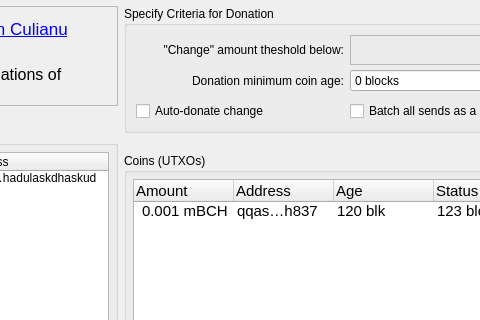
Qt form ui.ui (cculianu/DonateSpareChange) before a commit; both pictures show x 406 to 886 and y 0 to 320 of the 1054 by 519 pixel window.
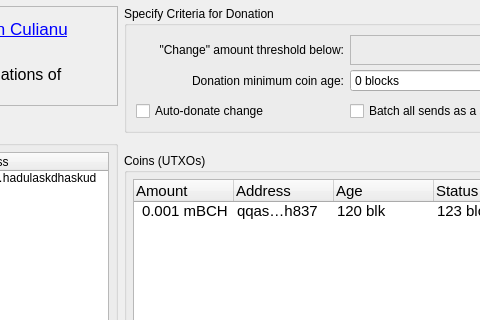
The same form after that commit. Icons and pictures are not drawn.

Diff of the .ui file:
```diff
--- a/ui.ui
+++ b/ui.ui
@@ -528,7 +528,7 @@
          <string>&lt;html&gt;&lt;head/&gt;&lt;body&gt;&lt;p&gt;In order to accommodate a wide variety of wallet configurations, this plugin donates from both &amp;quot;change&amp;quot; addresses as well as &amp;quot;receiving&amp;quot; addresses. As such, it needs to decide what is &lt;span style=&quot; font-weight:600;&quot;&gt;spare change&lt;/span&gt; and what is not.&lt;/p&gt;&lt;p&gt;So here is where you specify what amount for a coin (UTXO) you consider to be &lt;span style=&quot; font-weight:600;&quot;&gt;spare change. &lt;/span&gt;&lt;/p&gt;&lt;p&gt;If a coin is below this threshold, it's considered spare change and is &lt;span style=&quot; font-weight:600;&quot;&gt;eligible&lt;/span&gt; for donation to one of the charities specified.&lt;/p&gt;&lt;p&gt;&lt;span style=&quot; font-style:italic;&quot;&gt;Do not specify significant amounts here unless you are rich!&lt;/span&gt;&lt;/p&gt;&lt;p&gt;(0.001 BCH aka 1 mBCH is a good threshold if you aren't sure)&lt;/p&gt;&lt;/body&gt;&lt;/html&gt;</string>
         </property>
         <property name="text">
-         <string>&quot;Change&quot; amount theshold below:</string>
+         <string>&quot;Change&quot; amount threshold below:</string>
         </property>
         <property name="alignment">
          <set>Qt::AlignRight|Qt::AlignTrailing|Qt::AlignVCenter</set>
```
